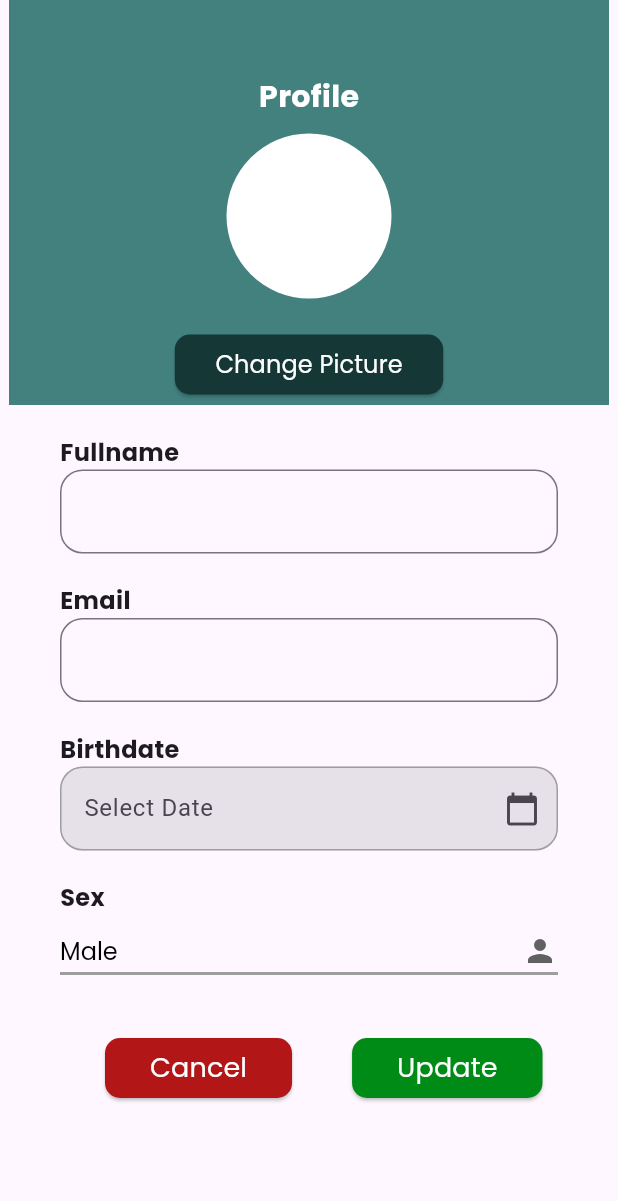
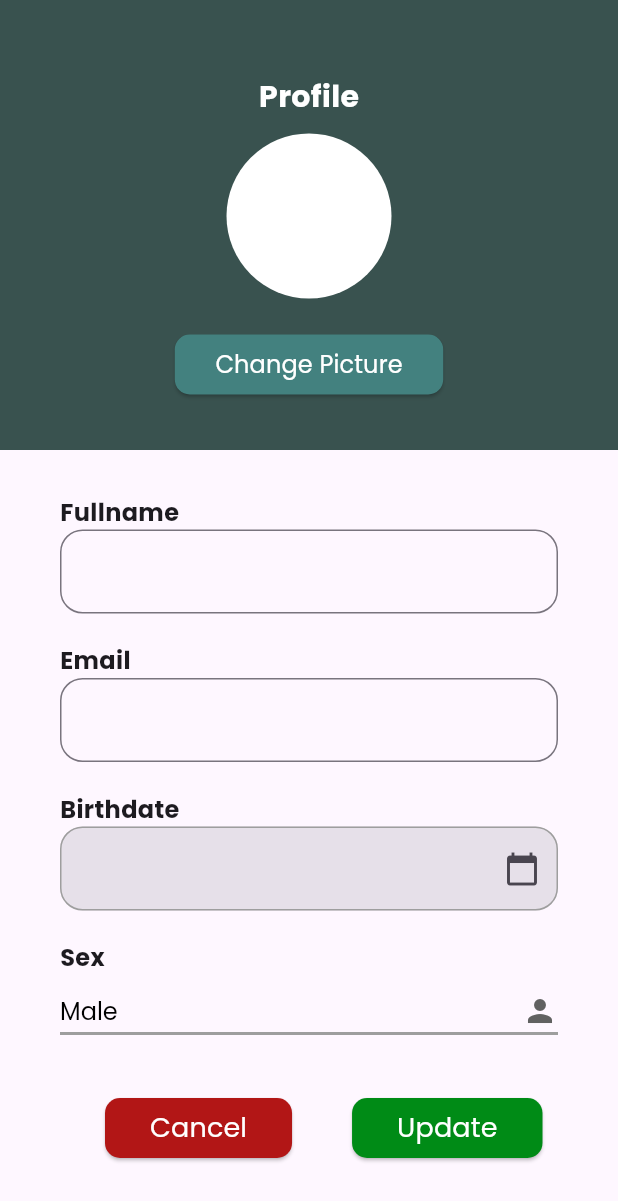
Before and after one commit to ashensn0w/SLAM-Up, a Flutter app: the ProfilePage screen opened directly, after a tap on "Edit Profile", on a phone screen of 412 x 824 dp. Shown: the top 1201 px of the screen. Run offline on Flutter 3.47's test engine with Material 3 defaults, Android fonts, the phone set to English and light mode, and no system bars; our stand-ins replace image_picker, pie_chart, syncfusion_flutter_charts, table_calendar, youtube_player_flutter.

Commit message:
Update profile_page.dart

```diff
--- a/lib/screens/profile_page.dart
+++ b/lib/screens/profile_page.dart
@@ -38,7 +38,7 @@ class ProfilePage extends StatelessWidget {
           SizedBox(
             height: 350,
             child: ColoredBox(
-              color: profileDarkBg,
+              color: navBarBg,
               child: Column(
                 crossAxisAlignment: CrossAxisAlignment.center,
                 children: [
@@ -74,7 +74,7 @@ class ProfilePage extends StatelessWidget {
                         );
                       },
                       style: ElevatedButton.styleFrom(
-                        backgroundColor: const Color(0xff153836),
+                        backgroundColor: profileDarkBg,
                         shape: RoundedRectangleBorder(
                           borderRadius: BorderRadius.circular(10.0),
                         ),
@@ -354,10 +354,10 @@ class _EditProfileState extends State<EditProfile> {
       body: Column(children: [
         //container ------------------------------
         SizedBox(
-          height: 270,
-          width: 400,
+          height: 300,
+          width: 420,
           child: ColoredBox(
-            color: const Color(0xFF43817F),
+            color: navBarBg,
             child: Column(
               crossAxisAlignment: CrossAxisAlignment.center,
               children: [
@@ -386,7 +386,7 @@ class _EditProfileState extends State<EditProfile> {
                   child: ElevatedButton(
                     onPressed: () => pickImage(),
                     style: ElevatedButton.styleFrom(
-                      backgroundColor: const Color(0xff153836),
+                      backgroundColor: profileDarkBg,
                       shape: RoundedRectangleBorder(
                         borderRadius: BorderRadius.circular(10.0),
                       ),
@@ -408,7 +408,7 @@ class _EditProfileState extends State<EditProfile> {
           ),
         ),
 
-        const SizedBox(height: 20),
+        const SizedBox(height: 30),
 
         //container for all the details in the body ------------------------------
         SizedBox(
@@ -483,7 +483,6 @@ class _EditProfileState extends State<EditProfile> {
                   TextField(
                     controller: _birthdateController,
                     decoration: InputDecoration(
-                        labelText: 'Select Date',
                         filled: true,
                         suffixIcon: const Icon(Icons.calendar_today),
                         enabledBorder: OutlineInputBorder(
```
